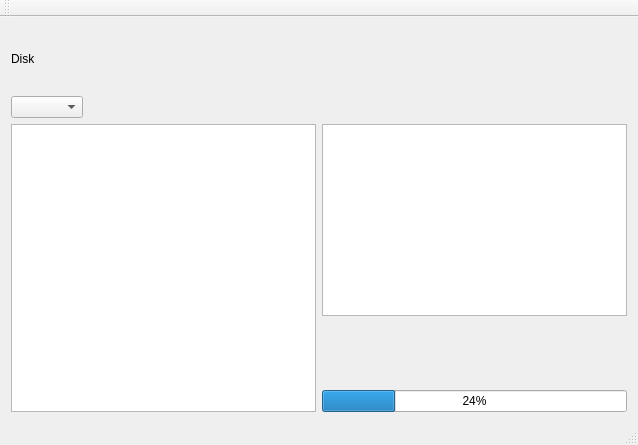
The window that mainwindow.ui (NoviceF/QtFilesystemTreeBuilder) describes before a commit, drawn with Qt 5.
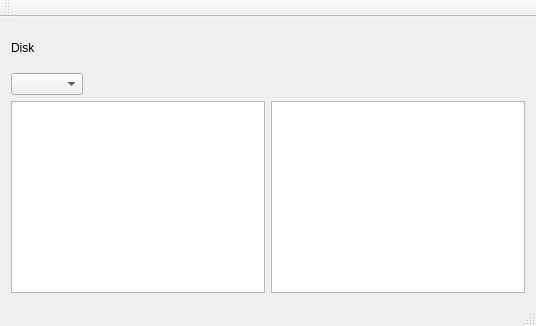
The same window after the commit.

What changed in the file:
```diff
--- a/mainwindow.ui
+++ b/mainwindow.ui
@@ -6,8 +6,8 @@
    <rect>
     <x>0</x>
     <y>0</y>
-    <width>638</width>
-    <height>445</height>
+    <width>536</width>
+    <height>326</height>
    </rect>
   </property>
   <property name="windowTitle">
@@ -28,16 +28,9 @@
       </property>
      </widget>
     </item>
-    <item row="2" column="1" rowspan="3">
+    <item row="2" column="1" rowspan="5">
      <widget class="QTableView" name="tableView"/>
     </item>
-    <item row="6" column="1">
-     <widget class="QProgressBar" name="progressBar">
-      <property name="value">
-       <number>24</number>
-      </property>
-     </widget>
-    </item>
    </layout>
   </widget>
   <widget class="QMenuBar" name="menuBar">
```
Left out of the diff: 2 changed lines with no effect on the pictures.
